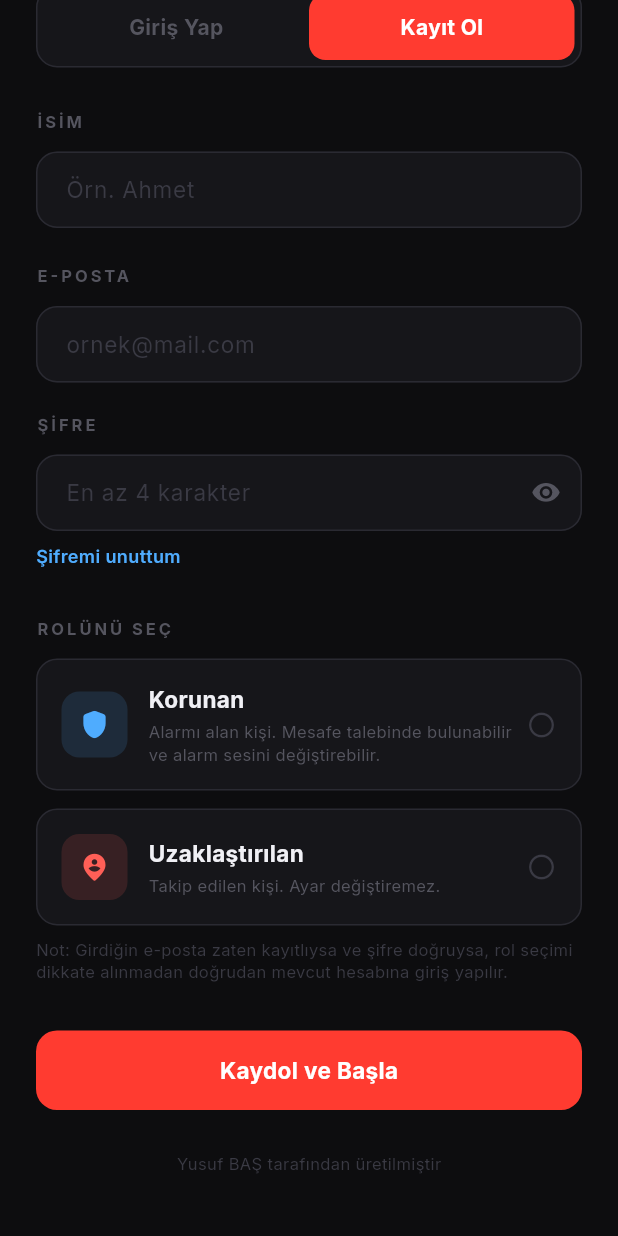
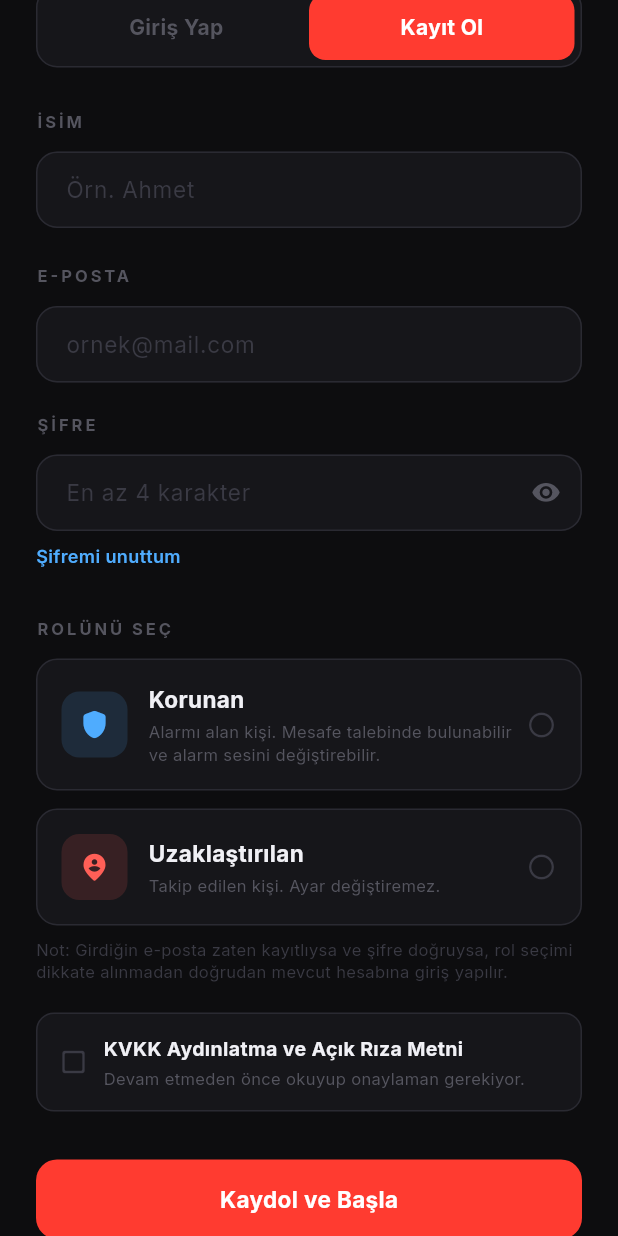
Before and after one commit to yusufbas34/UZAKDUR, a Flutter app: the screen it shows after launch, scrolled down 341 dp, on a phone screen of 412 x 824 dp. Run offline on Flutter 3.47's test engine with Material 3 defaults, Android fonts, the phone set to English and light mode, and no system bars; our stand-ins replace audioplayers, battery_plus, firebase_core, firebase_database, flutter_local_notifications, geolocator and 5 more; missing offline and left inert: flutter_foreground_task, workmanager; accounts and stored records are empty.

Commit message:
KVKK açık rıza metnini kayıt akışına ekle
Kayıt Ol modunda, gönderdiğin tam KVKK Aydınlatma ve Açık Rıza Metni'ni
gösteren bir alt sayfa eklendi. Onay kutusu, kullanıcı metni sonuna kadar
kaydırmadan aktifleşmiyor; onaylamadan "Kaydol ve Başla" işlemi engelleniyor.
Onay, Firebase'e kvkkAcceptedAt zaman damgasıyla kaydediliyor. Giriş Yap
akışını etkilemiyor (rıza zaten ilk kayıtta alınmış oluyor).

```diff
--- /dev/null
+++ b/lib/kvkk_consent_text.dart
@@ -0,0 +1,57 @@
+const String kvkkConsentText = '''
+UZAKDUR UYGULAMASI KİŞİSEL VERİLERİN KORUNMASI KANUNU (KVKK) AÇIK RIZA METNİ
+
+Veri Sorumlusu: Uzakdur A.Ş.
+Adres: Türkiye
+E-posta: uzakdur@gmail.com
+
+1. Metnin Amacı ve Kapsamı
+
+İşbu Açık Rıza Metni, UZAKDUR mobil uygulamasının ("Uygulama") 6698 sayılı Kişisel Verilerin Korunması Kanunu ("KVKK") uyarınca kullanıcıların kişisel verilerini işleme faaliyetlerine ilişkin olarak bilgilendirilmesi ve açık rızalarının temin edilmesi amacıyla hazırlanmıştır.
+
+Uygulamanın temel işlevi; mahkeme kararlarıyla belirlenen uzaklaştırma tedbirlerinin dijital ortamda takip edilmesi, taraflar arası mesafe ihlallerinin tespiti, anlık bildirimlerin iletilmesi ve adli mercilere sunulmak üzere tarafsız log kayıtlarının oluşturulmasıdır. Bu süreçte hukuki güvenliğin sağlanabilmesi ve sistemin işlenebilmesi için bazı kişisel verilerinizin işlenmesi gerekmektedir.
+
+2. İşlenen Kişisel Veriler ve İşleme Amaçları
+
+Uygulama kapsamında, statünüze (Korunan Kişi veya Uzaklaştırılan Kişi) bağlı olarak aşağıdaki kişisel verileriniz işlenecektir:
+
+• Konum Verileri (GPS ve Ağ Verileri): Tedbir ihlallerinin tespiti, mesafe hesaplamalarının yapılması ve anlık uyarı mekanizmalarının çalıştırılması amacıyla arka planda ve aktif kullanımda anlık konum verileriniz işlenir.
+
+• Kimlik ve İletişim Bilgileri (Ad, Soyad, E-posta, Telefon Numarası): Kullanıcı hesabı oluşturulması, eşleştirme doğrulaması ve acil durumlarda bildirim yapılması amacıyla işlenir.
+
+• Cihaz ve Sistem Bilgileri (Cihaz Kimliği, Log Kayıtları): Panik butonu kullanım anları, sistem erişim logları, mesafe ihlali tarihçesi ve cihaz güvenlik durumları; olası suistimallerin önlenmesi, güvenlik bütünlüğünün sağlanması ve adli merciler için değiştirilemeyen PDF raporlarının üretilmesi amacıyla işlenir.
+
+3. Kişisel Verilerin Aktarımı
+
+Kişisel verileriniz, yukarıda belirtilen amaçların gerçekleştirilmesi ve yasal yükümlülüklerin yerine getirilmesi amacıyla;
+
+• Kanuni yetki sahibi kamu kurum ve kuruluşlarına (talep edilmesi veya yasal zorunluluk doğması halinde adli merciler/kolluk kuvvetleri),
+
+• Sistem altyapısının güvenli bir şekilde barındırılması ve sunulması için gerekli olan bulut bilişim ve veri tabanı altyapı sağlayıcılarına (KVKK m. 8 ve m. 9 hükümlerine uygun olarak) aktarılabilecektir.
+
+4. Rıza Esası ve İrade Beyanı
+
+• Uygulamanın temel çalışma mantığı, tarafların rızasına dayalı konum eşleştirmesine ve dijital güvenliğin sağlanmasına dayanmaktadır.
+
+• İşbu metni onaylayarak, UZAKDUR uygulamasının çalışabilmesi için gerekli olan konum verilerimin, kimlik/iletişim bilgilerimin ve sistem loglarımın yukarıda belirtilen amaçlar doğrultusunda işlenmesine, saklanmasına ve ilgili taraflarla/makamlarla paylaşılmasına özgür irademle açık rıza veriyorum.
+
+• Bu rızayı vermemeniz durumunda, uygulamanın konum tabanlı takip ve ihlal uyarı sistemleri çalışamayacağından, uygulamadan faydalanmanız mümkün olmayabilir.
+
+5. KVKK Madde 11 Uyarınca Haklarınız
+
+KVKK'nın 11. maddesi gereğince, veri sorumlusuna başvurarak aşağıdaki haklarınıza dolaysız olarak erişebilirsiniz:
+
+1. Kişisel verilerinizin işlenip işlenmediğini öğrenme,
+2. İşlenmişse buna ilişkin bilgi talep etme,
+3. İşlenme amacını ve bunların amacına uygun kullanılıp kullanılmadığını öğrenme,
+4. Yurt içinde veya yurt dışında aktarıldığı üçüncü kişileri bilme,
+5. Eksik veya yanlış işlenmiş olması hâlinde bunların düzeltilmesini isteme,
+6. KVKK'da öngörülen şartlar çerçevesinde silinmesini veya yok edilmesini isteme,
+7. Aktarıldığı üçüncü kişilere yukarıdaki (5) ve (6) bentleri uyarınca yapılan işlemlerin bildirilmesini isteme,
+8. İşlenen verilerin münhasıran otomatik sistemler vasıtasıyla analiz edilmesi suretiyle aleyhinize bir sonucun ortaya çıkmasına itiraz etme,
+9. Kanuna aykırı olarak işlenmesi sebebiyle zarara uğramanız hâlinde giderilmesini talep etme.
+
+Onay Beyanı:
+
+Yukarıda yer alan ve kişisel verilerimin işlenme amaçlarını, kapsamını ve haklarımı anlatan tüm hususları okudum, değerlendirdim. UZAKDUR uygulaması kapsamında verilerimin işlenmesine kendi açık rızamla onay veriyorum.
+''';
--- a/lib/screens/onboarding_screen.dart
+++ b/lib/screens/onboarding_screen.dart
@@ -5,6 +5,7 @@ import '../models/roles.dart';
 import '../services/location_service.dart';
 import '../services/disguise_service.dart';
 import '../theme/app_theme.dart';
+import '../kvkk_consent_text.dart';
 import 'monitor_screen.dart';
 
 class OnboardingScreen extends StatefulWidget {
@@ -24,6 +25,7 @@ class _OnboardingScreenState extends State<OnboardingScreen> {
   bool _disguise = false;
   bool _obscurePassword = true;
   bool _isLogin = false;
+  bool _kvkkAccepted = false;
   String? _error;
 
   Future<void> _submit() async {
@@ -84,10 +86,11 @@ class _OnboardingScreenState extends State<OnboardingScreen> {
 
       if (name.isEmpty) { setState(() { _error = 'İsim gerekli.'; _saving = false; }); return; }
       if (_role == null) { setState(() { _error = 'Rol seçmelisin.'; _saving = false; }); return; }
+      if (!_kvkkAccepted) { setState(() { _error = 'Devam etmek için KVKK Açık Rıza Metni\'ni okuyup onaylamalısın.'; _saving = false; }); return; }
 
       final deviceId = LocationService.generateDeviceId();
       final passwordHash = LocationService.hashPassword(email, password);
-      await LocationService.registerDevice(deviceId, name, _role!, email: email, passwordHash: passwordHash);
+      await LocationService.registerDevice(deviceId, name, _role!, email: email, passwordHash: passwordHash, kvkkAccepted: true);
       final p = await SharedPreferences.getInstance();
       await p.setString('device_id', deviceId);
       await p.setString('device_name', name);
@@ -172,6 +175,96 @@ class _OnboardingScreenState extends State<OnboardingScreen> {
     );
     emailCtrl.dispose();
     newPassCtrl.dispose();
+  }
+
+  Future<void> _showKvkkSheet() async {
+    final scrollCtrl = ScrollController();
+    bool readToEnd = false;
+    bool checked = _kvkkAccepted;
+    bool initChecked = false;
+    StateSetter? sheetSetState;
+
+    void markRead() {
+      if (!readToEnd) {
+        readToEnd = true;
+        sheetSetState?.call(() {});
+      }
+    }
+
+    scrollCtrl.addListener(() {
+      if (!readToEnd && scrollCtrl.hasClients &&
+          scrollCtrl.position.pixels >= scrollCtrl.position.maxScrollExtent - 24) {
+        markRead();
+      }
+    });
+
+    await showModalBottomSheet(
+      context: context, backgroundColor: AppColors.surface,
+      isScrollControlled: true,
+      shape: const RoundedRectangleBorder(borderRadius: BorderRadius.vertical(top: Radius.circular(20))),
+      builder: (ctx) => StatefulBuilder(builder: (ctx, setSheet) {
+        sheetSetState = setSheet;
+        if (!initChecked) {
+          initChecked = true;
+          WidgetsBinding.instance.addPostFrameCallback((_) {
+            if (scrollCtrl.hasClients && scrollCtrl.position.maxScrollExtent <= 0) markRead();
+          });
+        }
+        return SizedBox(
+          height: MediaQuery.of(ctx).size.height * 0.85,
+          child: Padding(
+            padding: EdgeInsets.only(left: 24, right: 24, top: 20, bottom: 20 + MediaQuery.of(ctx).viewInsets.bottom),
+            child: Column(crossAxisAlignment: CrossAxisAlignment.start, children: [
+              Text('KVKK Aydınlatma ve Açık Rıza Metni', style: GoogleFonts.inter(fontSize: 17, fontWeight: FontWeight.w700, color: AppColors.textPrimary)),
+              const SizedBox(height: 12),
+              Expanded(
+                child: Container(
+                  padding: const EdgeInsets.all(14),
+                  decoration: BoxDecoration(color: AppColors.surfaceHigh, borderRadius: BorderRadius.circular(12)),
+                  child: Scrollbar(
+                    controller: scrollCtrl,
+                    child: SingleChildScrollView(
+                      controller: scrollCtrl,
+                      child: Text(kvkkConsentText, style: GoogleFonts.inter(fontSize: 12.5, color: AppColors.textSecondary, height: 1.6)),
+                    ),
+                  ),
+                ),
+              ),
+              const SizedBox(height: 12),
+              if (!readToEnd)
+                Padding(
+                  padding: const EdgeInsets.only(bottom: 10),
+                  child: Text('Devam etmek için metni sonuna kadar kaydır.', style: GoogleFonts.inter(fontSize: 11.5, color: AppColors.textMuted)),
+                ),
+              GestureDetector(
+                onTap: readToEnd ? () => setSheet(() => checked = !checked) : null,
+                child: Opacity(
+                  opacity: readToEnd ? 1 : 0.4,
+                  child: Row(crossAxisAlignment: CrossAxisAlignment.start, children: [
+                    Icon(checked ? Icons.check_box_rounded : Icons.check_box_outline_blank_rounded,
+                        color: checked ? AppColors.roleB : AppColors.textDisabled, size: 20),
+                    const SizedBox(width: 10),
+                    Expanded(child: Text('Okudum ve kişisel verilerimin işlenmesine açık rıza veriyorum.',
+                        style: GoogleFonts.inter(fontSize: 12.5, color: AppColors.textPrimary, height: 1.4))),
+                  ]),
+                ),
+              ),
+              const SizedBox(height: 14),
+              SizedBox(width: double.infinity, child: GestureDetector(
+                onTap: () { setState(() => _kvkkAccepted = checked); Navigator.pop(ctx); },
+                child: Container(
+                  padding: const EdgeInsets.symmetric(vertical: 14),
+                  decoration: BoxDecoration(color: AppColors.danger, borderRadius: BorderRadius.circular(12)),
+                  alignment: Alignment.center,
+                  child: Text('Kapat', style: GoogleFonts.inter(fontSize: 14, fontWeight: FontWeight.w700, color: Colors.white)),
+                ),
+              )),
+            ]),
+          ),
+        );
+      }),
+    );
+    scrollCtrl.dispose();
   }
 
   @override
@@ -338,6 +431,29 @@ class _OnboardingScreenState extends State<OnboardingScreen> {
             ]),
           ),
         ],
+        const SizedBox(height: 20),
+        GestureDetector(
+          onTap: _showKvkkSheet,
+          child: Container(
+            padding: const EdgeInsets.all(14),
+            decoration: BoxDecoration(
+              color: _kvkkAccepted ? AppColors.roleB.withOpacity(0.1) : AppColors.surface,
+              borderRadius: BorderRadius.circular(12),
+              border: Border.all(color: _kvkkAccepted ? AppColors.roleB.withOpacity(0.5) : AppColors.border),
+            ),
+            child: Row(children: [
+              Icon(_kvkkAccepted ? Icons.check_box_rounded : Icons.check_box_outline_blank_rounded,
+                  color: _kvkkAccepted ? AppColors.roleB : AppColors.textDisabled, size: 20),
+              const SizedBox(width: 10),
+              Expanded(child: Column(crossAxisAlignment: CrossAxisAlignment.start, children: [
+                Text('KVKK Aydınlatma ve Açık Rıza Metni', style: GoogleFonts.inter(fontSize: 13, fontWeight: FontWeight.w700, color: AppColors.textPrimary)),
+                const SizedBox(height: 2),
+                Text(_kvkkAccepted ? 'Okundu ve onaylandı.' : 'Devam etmeden önce okuyup onaylaman gerekiyor.',
+                    style: GoogleFonts.inter(fontSize: 11, color: AppColors.textMuted, height: 1.4)),
+              ])),
+            ]),
+          ),
+        ),
         ],
         if (_error != null) ...[
           const SizedBox(height: 16),
--- a/lib/services/location_service.dart
+++ b/lib/services/location_service.dart
@@ -141,6 +141,7 @@ class LocationService {
     String role, {
     required String email,
     required String passwordHash,
+    bool kvkkAccepted = false,
   }) =>
       _db.child('devices/$deviceId').update({
         'name': name,
@@ -149,6 +150,7 @@ class LocationService {
         'passwordHash': passwordHash,
         'online': false,
         'createdAt': ServerValue.timestamp,
+        if (kvkkAccepted) 'kvkkAcceptedAt': ServerValue.timestamp,
       });
 
   // Her e-posta yalnızca bir cihaza ait olabilir; cihaz silinip yeniden
```
